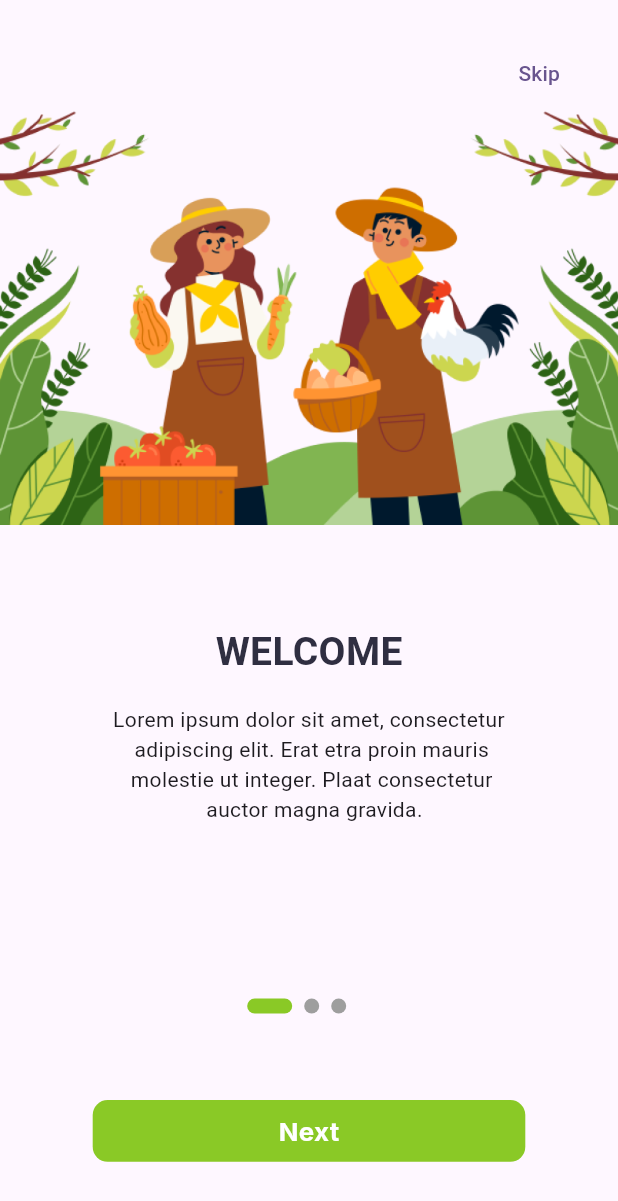
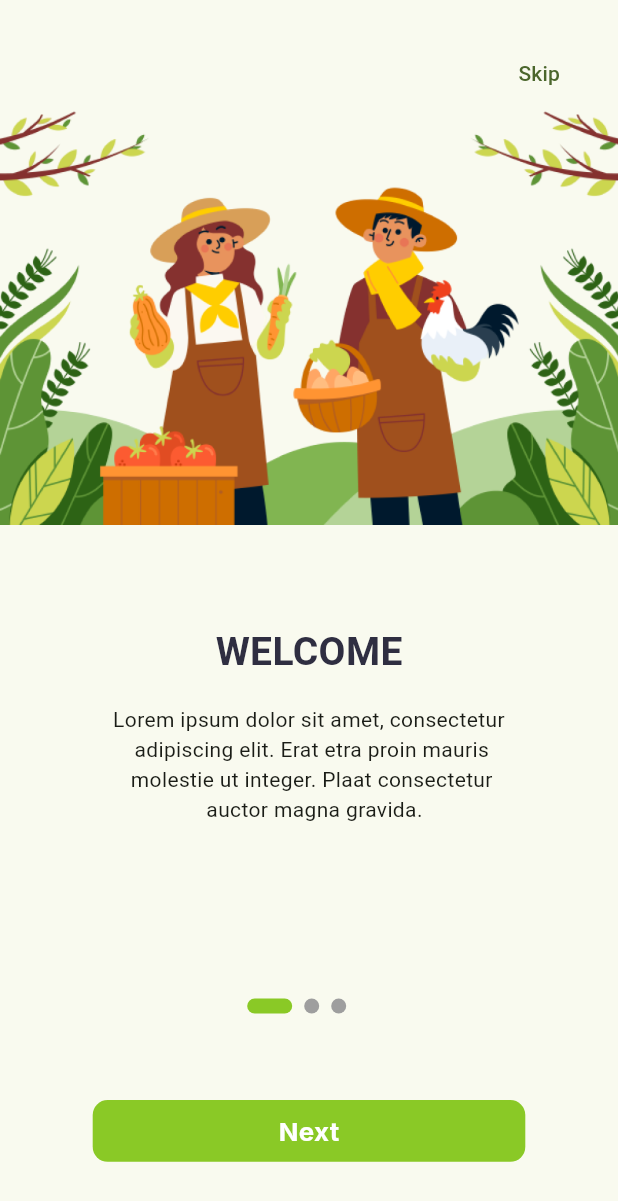
Before and after one commit to italhaiqbal69/agri_guardian, a Flutter app: the screen it shows after launch, on a phone screen of 412 x 824 dp. Shown: the top 1201 px of the screen. Run offline on Flutter 3.47's test engine with Material 3 defaults, Android fonts, the phone set to English and light mode, and no system bars; drawn by our look-alikes of smooth_page_indicator; our stand-ins replace awesome_bottom_bar, get, google_fonts, image_picker, responsive_sizer; missing offline and left inert: tflite_flutter.

Commit message:
Update main.dart

```diff
--- a/lib/main.dart
+++ b/lib/main.dart
@@ -25,7 +25,7 @@ class MyApp extends StatelessWidget {
       child: GetMaterialApp(
         title: 'Flutter Demo',
         theme: ThemeData(
-          colorScheme: ColorScheme.fromSeed(seedColor: Colors.deepPurple),
+          colorScheme: ColorScheme.fromSeed(seedColor: Colors.lightGreenAccent),
           useMaterial3: true,
         ),
         home: const SplashScreen(),
```
